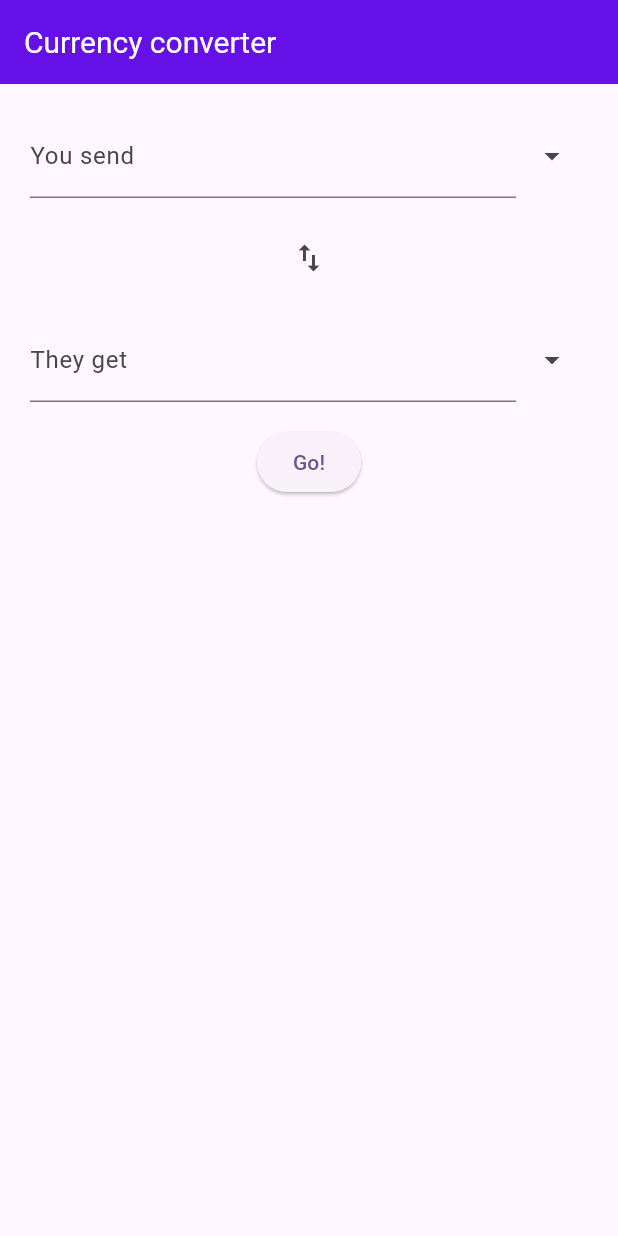
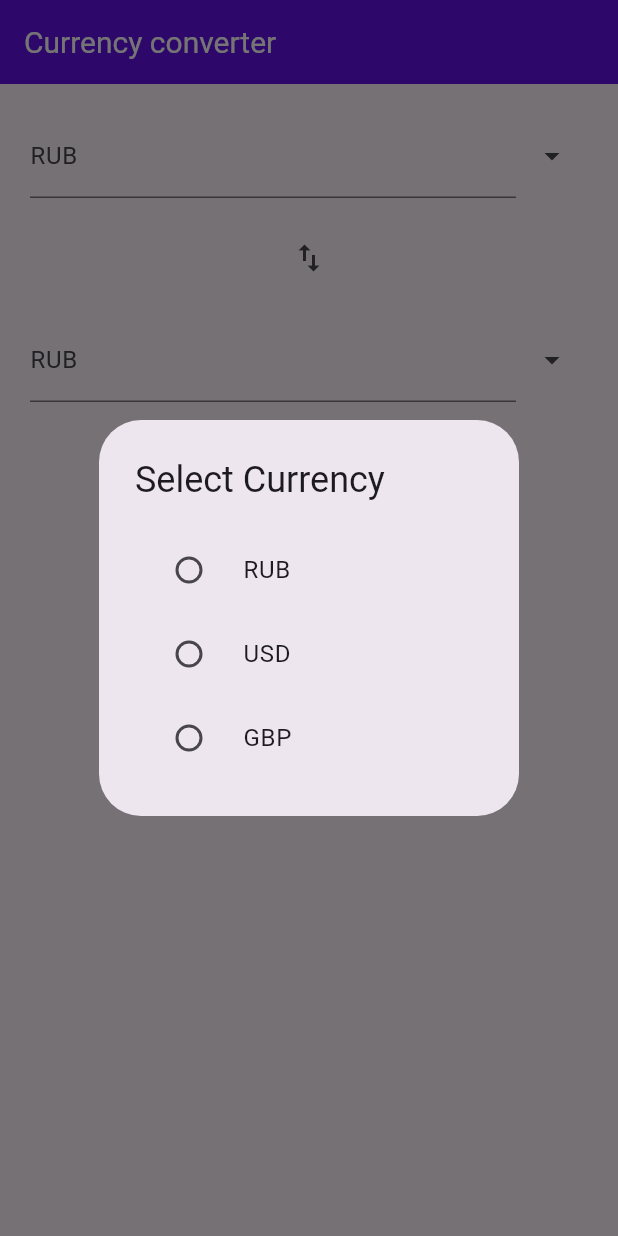
Before and after one commit to dim4ru/currexch, a Flutter app: the screen it shows after launch, after a tap on the "arrow drop down" icon, on a phone screen of 412 x 824 dp. Run offline on Flutter 3.47's test engine with Material 3 defaults, Android fonts, the phone set to English and light mode, and no system bars; our stand-ins replace bloc, flutter_bloc.

Commit message:
label currency changes

```diff
--- /dev/null
+++ b/lib/bloc/currency/currency_bloc.dart
@@ -0,0 +1,14 @@
+import 'package:bloc/bloc.dart';
+import 'package:meta/meta.dart';
+
+part 'currency_event.dart';
+part 'currency_state.dart';
+
+class CurrencyBloc extends Bloc<CurrencyEvent, CurrencyState> {
+  CurrencyBloc() : super(CurrencyInitial('RUB')) {
+    on<ChangeCurrencyEvent>((event, emit) {
+      emit(CurrencyChanged(event.currency));
+      print("CHANGED to ${event.currency}");
+    });
+  }
+}
--- /dev/null
+++ b/lib/bloc/currency/currency_event.dart
@@ -0,0 +1,10 @@
+part of 'currency_bloc.dart';
+
+abstract class CurrencyEvent {}
+
+@immutable
+class ChangeCurrencyEvent extends CurrencyEvent {
+  final String currency;
+
+  ChangeCurrencyEvent(this.currency);
+}
--- /dev/null
+++ b/lib/bloc/currency/currency_state.dart
@@ -0,0 +1,16 @@
+part of 'currency_bloc.dart';
+
+@immutable
+abstract class CurrencyState {
+  final String currency;
+
+  CurrencyState(this.currency);
+}
+
+final class CurrencyInitial extends CurrencyState {
+  CurrencyInitial(super.currency);
+}
+
+class CurrencyChanged extends CurrencyState {
+  CurrencyChanged(super.currency);
+}
--- a/lib/main.dart
+++ b/lib/main.dart
@@ -1,8 +1,9 @@
-import 'package:currexch/bloc/exchange_bloc.dart';
+import 'package:currexch/bloc/exchange/exchange_bloc.dart';
 import 'package:currexch/screens/exchange.dart';
 import 'package:flutter/material.dart';
 import 'package:flutter_bloc/flutter_bloc.dart';
 
+import 'bloc/currency/currency_bloc.dart';
 import 'helpers/colors.dart';
 
 void main() {
@@ -27,8 +28,11 @@ class MyApp extends StatelessWidget {
             )
         ),
       ),
-      home: BlocProvider(
-        create: (context) => ExchangeBloc(),
+      home: MultiBlocProvider(
+        providers: [
+          BlocProvider(create: (context) => ExchangeBloc()),
+          BlocProvider<CurrencyBloc>(create: (context) => CurrencyBloc()),
+        ],
         child: ExchangeScreen(),
       ),
     );
--- a/lib/screens/exchange.dart
+++ b/lib/screens/exchange.dart
@@ -1,8 +1,8 @@
 import 'package:flutter/material.dart';
 import 'package:flutter_bloc/flutter_bloc.dart';
 
-import '../bloc/exchange_bloc.dart';
-import '../widgets/currency_dropdown.dart';
+import '../bloc/exchange/exchange_bloc.dart';
+import '../widgets/currency_selector.dart';
 
 class ExchangeScreen extends StatelessWidget {
   final _formKey = GlobalKey<FormState>();
@@ -25,7 +25,7 @@ class ExchangeScreen extends StatelessWidget {
               key: _formKey,
               child: Column(
                 children: [
-                  const CurrencyDropdown(
+                   CurrencySelector(
                     title: "You send",
                   ),
                   const SizedBox(height: 16),
@@ -34,7 +34,7 @@ class ExchangeScreen extends StatelessWidget {
                     icon: const Icon(Icons.swap_vert),
                   ),
                   const SizedBox(height: 16),
-                  const CurrencyDropdown(
+                   CurrencySelector(
                     title: "They get",
                   ),
                   const SizedBox(
--- a/lib/widgets/currency_dropdown.dart
+++ /dev/null
@@ -1,28 +0,0 @@
-import 'package:flutter/material.dart';
-
-class CurrencyDropdown extends StatelessWidget {
-  final String title;
-
-  const CurrencyDropdown({super.key, required this.title});
-
-  @override
-  Widget build(BuildContext context) {
-    return Row(
-      children: [
-        Expanded(
-          child: TextFormField(
-            readOnly: true,
-            decoration: InputDecoration(
-              labelText: title,
-            ),
-          ),
-        ),
-        IconButton(
-          onPressed: () {},
-          icon: const Icon(Icons.arrow_drop_down),
-          padding: EdgeInsets.zero,
-        ),
-      ],
-    );
-  }
-}
--- /dev/null
+++ b/lib/widgets/currency_selector.dart
@@ -0,0 +1,66 @@
+import 'package:flutter/material.dart';
+import 'package:flutter_bloc/flutter_bloc.dart';
+
+import '../bloc/currency/currency_bloc.dart';
+
+class CurrencySelector extends StatelessWidget {
+  final String title;
+
+  const CurrencySelector({super.key, required this.title});
+
+  @override
+  Widget build(BuildContext context) {
+    final List<String> currencies = ["RUB", "USD", "GBP"];
+
+
+    return BlocBuilder<CurrencyBloc, CurrencyState>(
+      builder: (context, state) {
+        String? _selectedCurrency;
+        final currencyBloc = context.read<CurrencyBloc>();
+        return Row(
+          children: [
+            Expanded(
+              child: TextFormField(
+                readOnly: true,
+                decoration: InputDecoration(
+                  labelText: currencyBloc.state.currency,
+                ),
+              ),
+            ),
+            IconButton(
+              onPressed: () {
+                // TODO перенести в отдельную функцию
+                showDialog(
+                  context: context,
+                  builder: (BuildContext context) {
+                    return AlertDialog(
+                      title: Text('Select Currency'),
+                      content: SingleChildScrollView(
+                        child: Column(
+                          mainAxisSize: MainAxisSize.min,
+                          children: currencies.map((currency) {
+                            return RadioListTile<String>(
+                              title: Text(currency),
+                              value: currency,
+                              groupValue: _selectedCurrency,
+                              onChanged: (value) {
+                                currencyBloc.add(ChangeCurrencyEvent(value ?? ''));
+                                Navigator.pop(context);
+                              },
+                            );
+                          }).toList(),
+                        ),
+                      ),
+                    );
+                  },
+                );
+              },
+              icon: const Icon(Icons.arrow_drop_down),
+              padding: EdgeInsets.zero,
+            ),
+          ],
+        );
+      },
+    );
+  }
+}
```
Also changed, not shown: lib/bloc/exchange/exchange_bloc.dart (renamed from lib/bloc/exchange_bloc.dart), lib/bloc/exchange/exchange_event.dart (renamed from lib/bloc/exchange_event.dart), lib/bloc/exchange/exchange_state.dart (renamed from lib/bloc/exchange_state.dart).
